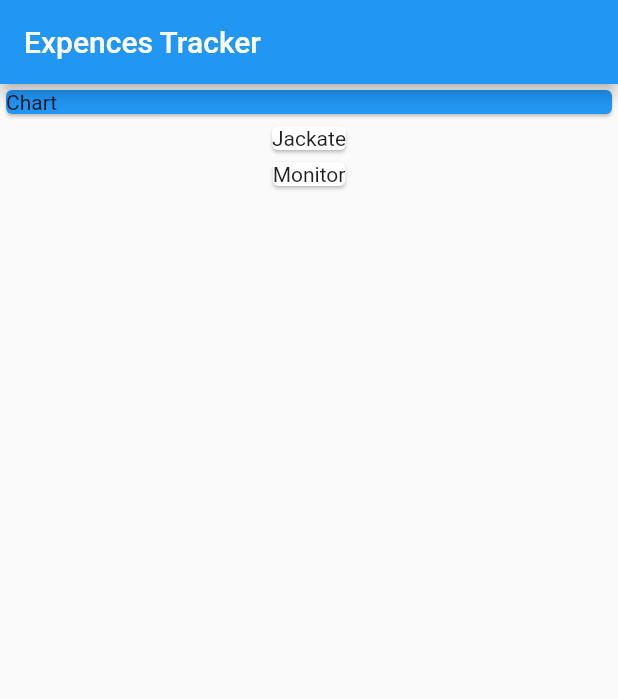
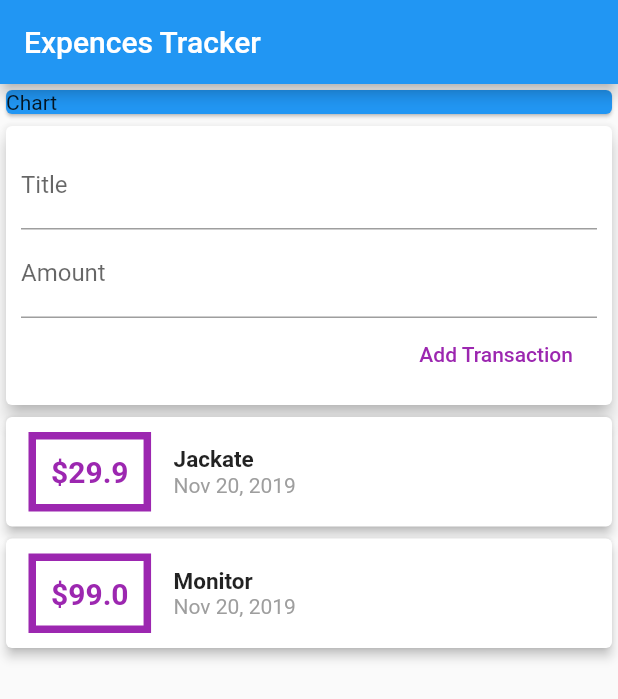
Before and after one commit to raniket/flutter-expences-tracker, a Flutter app: the screen it shows after launch, on a phone screen of 412 x 824 dp. Shown: the top 699 px of the screen. Run offline on Flutter 3.47's test engine with Material 2 defaults, Android fonts, the phone set to English and light mode, and no system bars.

Commit message:
input card

```diff
--- a/lib/main.dart
+++ b/lib/main.dart
@@ -1,4 +1,5 @@
 import 'package:flutter/material.dart';
+import 'package:intl/intl.dart';
 import 'transaction.dart';
 
 void main() => runApp(MyApp());
@@ -18,16 +19,22 @@ class MyHomePage extends StatelessWidget {
     Transaction(
       id: 't1',
       title: 'Jackate',
-      amount: 2999.99,
+      amount: 29.9,
       date: DateTime.now(),
     ),
     Transaction(
       id: 't1',
       title: 'Monitor',
-      amount: 9999.00,
+      amount: 99.0,
       date: DateTime.now(),
     ),
   ];
+
+  // String title;
+  // String amount;
+
+  final titleController = TextEditingController();
+  final amountController = TextEditingController();
 
   @override
   Widget build(BuildContext context) {
@@ -44,11 +51,77 @@ class MyHomePage extends StatelessWidget {
                 color: Colors.blue,
               ),
             ),
+            Card(
+              elevation: 5,
+              child: Container(
+                padding: EdgeInsets.symmetric(vertical: 10, horizontal: 10),
+                child: Column(
+                  crossAxisAlignment: CrossAxisAlignment.end,
+                  children: <Widget>[
+                    TextField(
+                      decoration: InputDecoration(labelText: 'Title'),
+                      // onChanged: (inputValue) => title = inputValue,
+                      controller: titleController,
+                    ),
+                    TextField(
+                      decoration: InputDecoration(labelText: 'Amount'),
+                      // onChanged: (inputValue) => amount = inputValue,
+                      controller: amountController,
+                    ),
+                    FlatButton(
+                      onPressed: () {
+                        print(titleController.text);
+                        print(amountController.text);
+                      },
+                      textColor: Colors.purple,
+                      child: Text(
+                        'Add Transaction',
+                      ),
+                    )
+                  ],
+                ),
+              ),
+            ),
             Column(
               children: <Widget>[
                 ...(transactions as List<Transaction>).map((tx) {
                   return Card(
-                    child: Text(tx.title),
+                    elevation: 3,
+                    child: Row(
+                      children: <Widget>[
+                        Container(
+                          margin: EdgeInsets.symmetric(
+                              vertical: 10, horizontal: 15),
+                          decoration: BoxDecoration(
+                              border:
+                                  Border.all(width: 5, color: Colors.purple)),
+                          padding: EdgeInsets.all(10),
+                          child: Text(
+                            '\$${tx.amount}',
+                            style: TextStyle(
+                              color: Colors.purple,
+                              fontSize: 20,
+                              fontWeight: FontWeight.bold,
+                            ),
+                          ),
+                        ),
+                        Column(
+                          mainAxisAlignment: MainAxisAlignment.spaceBetween,
+                          crossAxisAlignment: CrossAxisAlignment.start,
+                          children: <Widget>[
+                            Text(
+                              tx.title,
+                              style: TextStyle(
+                                  fontSize: 15, fontWeight: FontWeight.bold),
+                            ),
+                            Text(
+                              DateFormat.yMMMd().format(tx.date),
+                              style: TextStyle(color: Colors.grey),
+                            ),
+                          ],
+                        )
+                      ],
+                    ),
                   );
                 }).toList(),
               ],
--- a/pubspec.yaml
+++ b/pubspec.yaml
@@ -19,6 +19,7 @@ environment:
 dependencies:
   flutter:
     sdk: flutter
+  intl: ^0.16.0
 
   # The following adds the Cupertino Icons font to your application.
   # Use with the CupertinoIcons class for iOS style icons.
```
Also changed, not shown: pubspec.lock.
